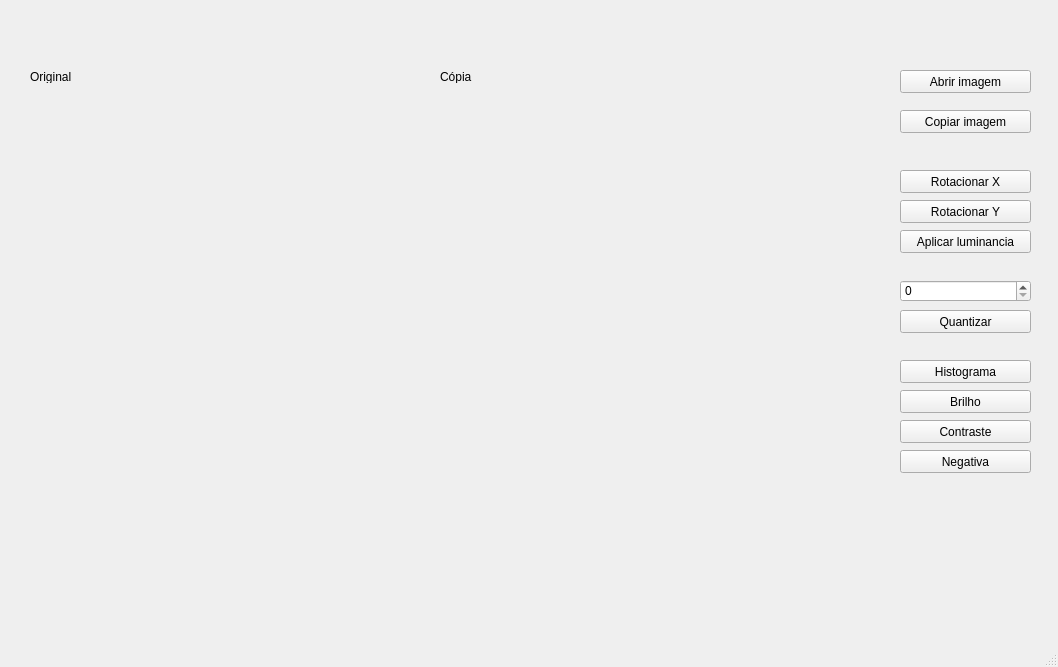
Old version of the form mainwindow.ui in the repository arturrossi/fpi-assignment.
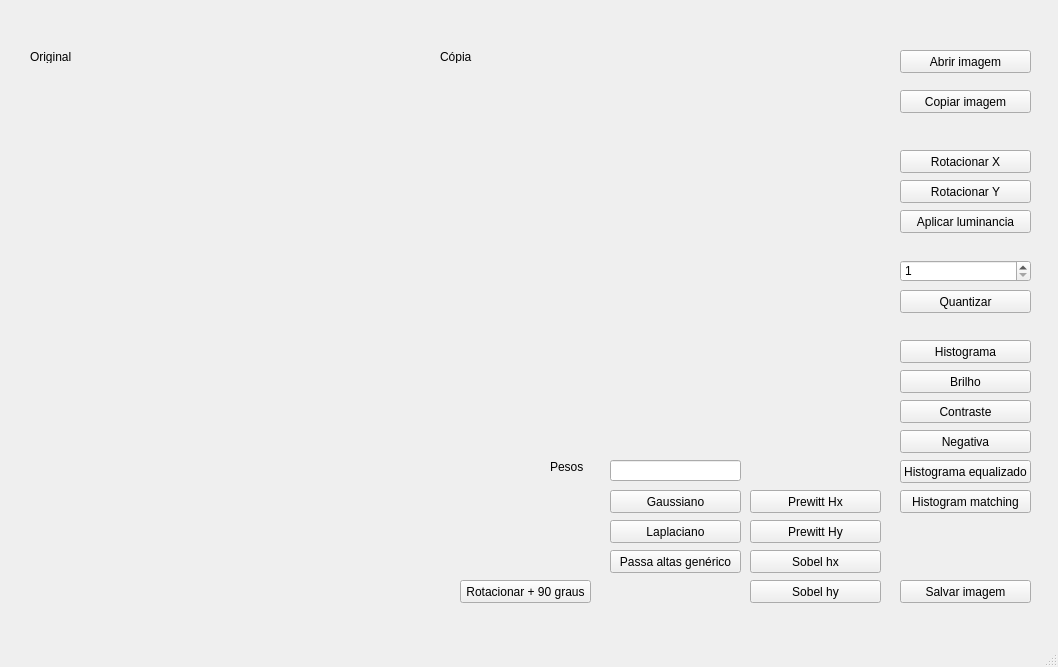
New version of the form.

What changed in the file:
```diff
--- a/mainwindow.ui
+++ b/mainwindow.ui
@@ -14,24 +14,37 @@
    <string>MainWindow</string>
   </property>
   <widget class="QWidget" name="centralwidget">
-   <widget class="QLabel" name="src_img">
+   <widget class="QStackedWidget" name="stackedWidget">
     <property name="geometry">
      <rect>
-      <x>30</x>
-      <y>100</y>
-      <width>351</width>
-      <height>361</height>
+      <x>0</x>
+      <y>0</y>
+      <width>1061</width>
+      <height>651</height>
+     </rect>
+    </property>
+    <property name="currentIndex">
+     <number>0</number>
+    </property>
+    <widget class="QWidget" name="page">
+     <widget class="QPushButton" name="save_img_btn">
+      <property name="geometry">
+       <rect>
+        <x>900</x>
+        <y>580</y>
+        <width>131</width>
+        <height>23</height>
      </rect>
     </property>
     <property name="text">
-     <string/>
+       <string>Salvar imagem</string>
     </property>
    </widget>
    <widget class="QLabel" name="copy_img">
     <property name="geometry">
      <rect>
       <x>440</x>
-      <y>100</y>
+        <y>80</y>
       <width>351</width>
       <height>361</height>
      </rect>
@@ -40,11 +53,115 @@
      <string/>
     </property>
    </widget>
+     <widget class="QPushButton" name="quantize_btn">
+      <property name="geometry">
+       <rect>
+        <x>900</x>
+        <y>290</y>
+        <width>131</width>
+        <height>23</height>
+       </rect>
+      </property>
+      <property name="text">
+       <string>Quantizar</string>
+      </property>
+     </widget>
+     <widget class="QPushButton" name="brightness_btn">
+      <property name="geometry">
+       <rect>
+        <x>900</x>
+        <y>370</y>
+        <width>131</width>
+        <height>23</height>
+       </rect>
+      </property>
+      <property name="text">
+       <string>Brilho</string>
+      </property>
+     </widget>
+     <widget class="QPushButton" name="contrast_btn">
+      <property name="geometry">
+       <rect>
+        <x>900</x>
+        <y>400</y>
+        <width>131</width>
+        <height>23</height>
+       </rect>
+      </property>
+      <property name="text">
+       <string>Contraste</string>
+      </property>
+     </widget>
+     <widget class="QPushButton" name="eq_histogram_btn">
+      <property name="geometry">
+       <rect>
+        <x>900</x>
+        <y>460</y>
+        <width>131</width>
+        <height>23</height>
+       </rect>
+      </property>
+      <property name="text">
+       <string>Histograma equalizado</string>
+      </property>
+     </widget>
+     <widget class="QPushButton" name="copy_img_btn">
+      <property name="geometry">
+       <rect>
+        <x>900</x>
+        <y>90</y>
+        <width>131</width>
+        <height>23</height>
+       </rect>
+      </property>
+      <property name="text">
+       <string>Copiar imagem</string>
+      </property>
+     </widget>
+     <widget class="QPushButton" name="negative_btn">
+      <property name="geometry">
+       <rect>
+        <x>900</x>
+        <y>430</y>
+        <width>131</width>
+        <height>23</height>
+       </rect>
+      </property>
+      <property name="text">
+       <string>Negativa</string>
+      </property>
+     </widget>
+     <widget class="QPushButton" name="histogram_matching_btn">
+      <property name="geometry">
+       <rect>
+        <x>900</x>
+        <y>490</y>
+        <width>131</width>
+        <height>23</height>
+       </rect>
+      </property>
+      <property name="text">
+       <string>Histogram matching</string>
+      </property>
+     </widget>
+     <widget class="QPushButton" name="rotate_y_btn">
+      <property name="geometry">
+       <rect>
+        <x>900</x>
+        <y>180</y>
+        <width>131</width>
+        <height>23</height>
+       </rect>
+      </property>
+      <property name="text">
+       <string>Rotacionar Y</string>
+      </property>
+     </widget>
    <widget class="QLabel" name="label">
     <property name="geometry">
      <rect>
       <x>30</x>
-      <y>70</y>
+        <y>50</y>
       <width>47</width>
       <height>13</height>
      </rect>
@@ -58,112 +175,50 @@
      <string>Original</string>
     </property>
    </widget>
-   <widget class="QLabel" name="label_2">
-    <property name="geometry">
-     <rect>
-      <x>440</x>
-      <y>70</y>
-      <width>47</width>
-      <height>13</height>
-     </rect>
-    </property>
-    <property name="text">
-     <string>Cópia</string>
-    </property>
-   </widget>
-   <widget class="QPushButton" name="open_img_btn">
-    <property name="geometry">
-     <rect>
-      <x>900</x>
-      <y>70</y>
-      <width>131</width>
-      <height>23</height>
-     </rect>
-    </property>
-    <property name="text">
-     <string>Abrir imagem</string>
-    </property>
-   </widget>
-   <widget class="QPushButton" name="copy_img_btn">
-    <property name="geometry">
-     <rect>
-      <x>900</x>
-      <y>110</y>
-      <width>131</width>
-      <height>23</height>
-     </rect>
-    </property>
-    <property name="text">
-     <string>Copiar imagem</string>
-    </property>
-   </widget>
-   <widget class="QPushButton" name="rotate_x_btn">
-    <property name="geometry">
-     <rect>
-      <x>900</x>
-      <y>170</y>
-      <width>131</width>
-      <height>23</height>
-     </rect>
-    </property>
-    <property name="text">
-     <string>Rotacionar X</string>
-    </property>
-   </widget>
-   <widget class="QPushButton" name="rotate_y_btn">
-    <property name="geometry">
-     <rect>
-      <x>900</x>
-      <y>200</y>
-      <width>131</width>
-      <height>23</height>
-     </rect>
-    </property>
-    <property name="text">
-     <string>Rotacionar Y</string>
-    </property>
-   </widget>
-   <widget class="QPushButton" name="luminance_btn">
-    <property name="geometry">
-     <rect>
-      <x>900</x>
-      <y>230</y>
-      <width>131</width>
-      <height>23</height>
-     </rect>
-    </property>
-    <property name="text">
-     <string>Aplicar luminancia</string>
-    </property>
-   </widget>
    <widget class="QSpinBox" name="quantize_amount">
     <property name="geometry">
      <rect>
       <x>900</x>
-      <y>280</y>
+        <y>260</y>
       <width>131</width>
       <height>22</height>
      </rect>
     </property>
-   </widget>
-   <widget class="QPushButton" name="quantize_btn">
+      <property name="minimum">
+       <number>1</number>
+      </property>
+     </widget>
+     <widget class="QLabel" name="src_img">
+      <property name="geometry">
+       <rect>
+        <x>30</x>
+        <y>80</y>
+        <width>351</width>
+        <height>361</height>
+       </rect>
+      </property>
+      <property name="text">
+       <string/>
+      </property>
+     </widget>
+     <widget class="QPushButton" name="open_img_btn">
     <property name="geometry">
      <rect>
       <x>900</x>
-      <y>310</y>
+        <y>50</y>
       <width>131</width>
       <height>23</height>
      </rect>
     </property>
     <property name="text">
-     <string>Quantizar</string>
+       <string>Abrir imagem</string>
     </property>
    </widget>
    <widget class="QPushButton" name="histogram_btn">
     <property name="geometry">
      <rect>
       <x>900</x>
-      <y>360</y>
+        <y>340</y>
       <width>131</width>
       <height>23</height>
      </rect>
@@ -172,44 +227,333 @@
      <string>Histograma</string>
     </property>
    </widget>
-   <widget class="QPushButton" name="brightness_btn">
+     <widget class="QPushButton" name="luminance_btn">
     <property name="geometry">
      <rect>
       <x>900</x>
-      <y>390</y>
+        <y>210</y>
       <width>131</width>
       <height>23</height>
      </rect>
     </property>
     <property name="text">
-     <string>Brilho</string>
-    </property>
-   </widget>
-   <widget class="QPushButton" name="contrast_btn">
+       <string>Aplicar luminancia</string>
+      </property>
+     </widget>
+     <widget class="QLabel" name="label_2">
     <property name="geometry">
      <rect>
+        <x>440</x>
+        <y>50</y>
+        <width>47</width>
+        <height>13</height>
+       </rect>
+      </property>
+      <property name="text">
+       <string>Cópia</string>
+      </property>
+     </widget>
+     <widget class="QPushButton" name="rotate_x_btn">
+      <property name="geometry">
+       <rect>
       <x>900</x>
-      <y>420</y>
+        <y>150</y>
       <width>131</width>
       <height>23</height>
      </rect>
     </property>
     <property name="text">
-     <string>Contraste</string>
-    </property>
-   </widget>
-   <widget class="QPushButton" name="negative_btn">
+       <string>Rotacionar X</string>
+      </property>
+     </widget>
+     <widget class="QPushButton" name="gauss">
     <property name="geometry">
      <rect>
-      <x>900</x>
-      <y>450</y>
+        <x>610</x>
+        <y>490</y>
       <width>131</width>
       <height>23</height>
      </rect>
     </property>
     <property name="text">
-     <string>Negativa</string>
-    </property>
+       <string>Gaussiano</string>
+      </property>
+     </widget>
+     <widget class="QPushButton" name="ninety_plus_btn">
+      <property name="geometry">
+       <rect>
+        <x>460</x>
+        <y>580</y>
+        <width>131</width>
+        <height>23</height>
+       </rect>
+      </property>
+      <property name="text">
+       <string>Rotacionar + 90 graus</string>
+      </property>
+     </widget>
+     <widget class="QPushButton" name="laplace">
+      <property name="geometry">
+       <rect>
+        <x>610</x>
+        <y>520</y>
+        <width>131</width>
+        <height>23</height>
+       </rect>
+      </property>
+      <property name="text">
+       <string>Laplaciano</string>
+      </property>
+     </widget>
+     <widget class="QPushButton" name="passaaltas">
+      <property name="geometry">
+       <rect>
+        <x>610</x>
+        <y>550</y>
+        <width>131</width>
+        <height>23</height>
+       </rect>
+      </property>
+      <property name="text">
+       <string>Passa altas genérico</string>
+      </property>
+     </widget>
+     <widget class="QPushButton" name="prewitthx">
+      <property name="geometry">
+       <rect>
+        <x>750</x>
+        <y>490</y>
+        <width>131</width>
+        <height>23</height>
+       </rect>
+      </property>
+      <property name="text">
+       <string>Prewitt Hx</string>
+      </property>
+     </widget>
+     <widget class="QPushButton" name="prewitthy">
+      <property name="geometry">
+       <rect>
+        <x>750</x>
+        <y>520</y>
+        <width>131</width>
+        <height>23</height>
+       </rect>
+      </property>
+      <property name="text">
+       <string>Prewitt Hy</string>
+      </property>
+     </widget>
+     <widget class="QPushButton" name="sobelhx">
+      <property name="geometry">
+       <rect>
+        <x>750</x>
+        <y>550</y>
+        <width>131</width>
+        <height>23</height>
+       </rect>
+      </property>
+      <property name="text">
+       <string>Sobel hx</string>
+      </property>
+     </widget>
+     <widget class="QPushButton" name="sobelhy">
+      <property name="geometry">
+       <rect>
+        <x>750</x>
+        <y>580</y>
+        <width>131</width>
+        <height>23</height>
+       </rect>
+      </property>
+      <property name="text">
+       <string>Sobel hy</string>
+      </property>
+     </widget>
+     <widget class="QLabel" name="label_6">
+      <property name="geometry">
+       <rect>
+        <x>550</x>
+        <y>460</y>
+        <width>47</width>
+        <height>13</height>
+       </rect>
+      </property>
+      <property name="text">
+       <string>Pesos</string>
+      </property>
+     </widget>
+     <widget class="QLineEdit" name="weight_input">
+      <property name="geometry">
+       <rect>
+        <x>610</x>
+        <y>460</y>
+        <width>131</width>
+        <height>21</height>
+       </rect>
+      </property>
+     </widget>
+     <zorder>weight_input</zorder>
+     <zorder>save_img_btn</zorder>
+     <zorder>copy_img</zorder>
+     <zorder>quantize_btn</zorder>
+     <zorder>brightness_btn</zorder>
+     <zorder>contrast_btn</zorder>
+     <zorder>eq_histogram_btn</zorder>
+     <zorder>copy_img_btn</zorder>
+     <zorder>negative_btn</zorder>
+     <zorder>histogram_matching_btn</zorder>
+     <zorder>rotate_y_btn</zorder>
+     <zorder>label</zorder>
+     <zorder>quantize_amount</zorder>
+     <zorder>src_img</zorder>
+     <zorder>open_img_btn</zorder>
+     <zorder>histogram_btn</zorder>
+     <zorder>luminance_btn</zorder>
+     <zorder>label_2</zorder>
+     <zorder>rotate_x_btn</zorder>
+     <zorder>gauss</zorder>
+     <zorder>ninety_plus_btn</zorder>
+     <zorder>laplace</zorder>
+     <zorder>passaaltas</zorder>
+     <zorder>prewitthx</zorder>
+     <zorder>prewitthy</zorder>
+     <zorder>sobelhx</zorder>
+     <zorder>sobelhy</zorder>
+     <zorder>label_6</zorder>
+    </widget>
+    <widget class="QWidget" name="page_2">
+     <widget class="QLabel" name="label_3">
+      <property name="geometry">
+       <rect>
+        <x>30</x>
+        <y>40</y>
+        <width>47</width>
+        <height>13</height>
+       </rect>
+      </property>
+      <property name="text">
+       <string>Original</string>
+      </property>
+     </widget>
+     <widget class="QPushButton" name="open_original_btn">
+      <property name="geometry">
+       <rect>
+        <x>80</x>
+        <y>40</y>
+        <width>131</width>
+        <height>23</height>
+       </rect>
+      </property>
+      <property name="text">
+       <string>Abrir original</string>
+      </property>
+     </widget>
+     <widget class="QLabel" name="label_4">
+      <property name="geometry">
+       <rect>
+        <x>290</x>
+        <y>40</y>
+        <width>47</width>
+        <height>13</height>
+       </rect>
+      </property>
+      <property name="text">
+       <string>Destino</string>
+      </property>
+     </widget>
+     <widget class="QPushButton" name="open_target_btn">
+      <property name="geometry">
+       <rect>
+        <x>340</x>
+        <y>40</y>
+        <width>131</width>
+        <height>23</height>
+       </rect>
+      </property>
+      <property name="text">
+       <string>Abrir destino</string>
+      </property>
+     </widget>
+     <widget class="QLabel" name="label_5">
+      <property name="geometry">
+       <rect>
+        <x>560</x>
+        <y>40</y>
+        <width>47</width>
+        <height>13</height>
+       </rect>
+      </property>
+      <property name="text">
+       <string>Resultado</string>
+      </property>
+     </widget>
+     <widget class="QLabel" name="orig_img">
+      <property name="geometry">
+       <rect>
+        <x>30</x>
+        <y>80</y>
+        <width>241</width>
+        <height>351</height>
+       </rect>
+      </property>
+      <property name="text">
+       <string/>
+      </property>
+     </widget>
+     <widget class="QLabel" name="target_img">
+      <property name="geometry">
+       <rect>
+        <x>290</x>
+        <y>80</y>
+        <width>241</width>
+        <height>351</height>
+       </rect>
+      </property>
+      <property name="text">
+       <string/>
+      </property>
+     </widget>
+     <widget class="QLabel" name="result_img">
+      <property name="geometry">
+       <rect>
+        <x>560</x>
+        <y>70</y>
+        <width>241</width>
+        <height>351</height>
+       </rect>
+      </property>
+      <property name="text">
+       <string/>
+      </property>
+     </widget>
+     <widget class="QPushButton" name="go_back_btn">
+      <property name="geometry">
+       <rect>
+        <x>0</x>
+        <y>0</y>
+        <width>51</width>
+        <height>21</height>
+       </rect>
+      </property>
+      <property name="text">
+       <string>Voltar</string>
+      </property>
+     </widget>
+     <widget class="QPushButton" name="histogram_matching_btn_2">
+      <property name="geometry">
+       <rect>
+        <x>380</x>
+        <y>460</y>
+        <width>311</width>
+        <height>61</height>
+       </rect>
+      </property>
+      <property name="text">
+       <string>Aplicar</string>
+      </property>
+     </widget>
+    </widget>
    </widget>
   </widget>
   <widget class="QMenuBar" name="menubar">
```
Lines whose indentation alone changed are shown as unchanged.
